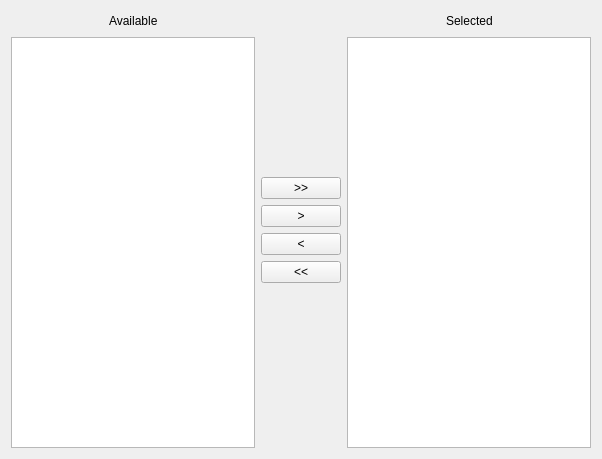
QubesOS/qubes-manager, file ui/multiselectwidget.ui: the form before one commit.
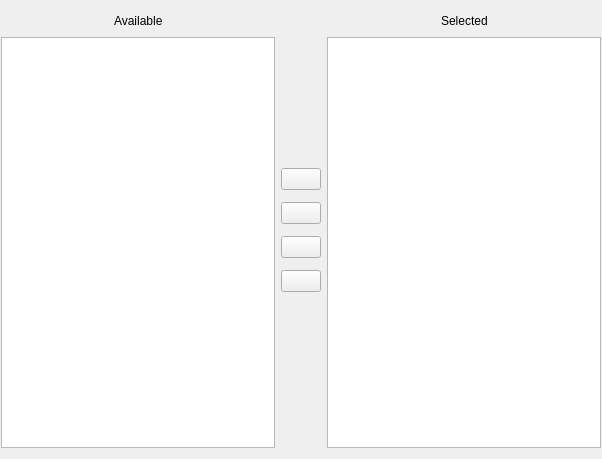
The form after the commit. Icons and pictures are not drawn.

Commit message:
Improve Multi-Select widget
Remove un-necessary white space. Use lucide.dev icons

```diff
--- a/ui/multiselectwidget.ui
+++ b/ui/multiselectwidget.ui
@@ -14,22 +14,12 @@
    <string>Form</string>
   </property>
   <layout class="QHBoxLayout" name="horizontalLayout_3">
-   <item>
-    <spacer name="horizontalSpacer">
-     <property name="orientation">
-      <enum>Qt::Horizontal</enum>
-     </property>
-     <property name="sizeType">
-      <enum>QSizePolicy::Maximum</enum>
-     </property>
-     <property name="sizeHint" stdset="0">
-      <size>
-       <width>10</width>
-       <height>20</height>
-      </size>
-     </property>
-    </spacer>
-   </item>
+   <property name="leftMargin">
+    <number>1</number>
+   </property>
+   <property name="rightMargin">
+    <number>1</number>
+   </property>
    <item>
     <layout class="QVBoxLayout" name="verticalLayout_2">
      <item>
@@ -76,6 +66,9 @@
    </item>
    <item>
     <layout class="QVBoxLayout" name="verticalLayout">
+     <property name="spacing">
+      <number>12</number>
+     </property>
      <item>
       <spacer name="verticalSpacer">
        <property name="orientation">
@@ -91,29 +84,45 @@
      </item>
      <item>
       <widget class="QPushButton" name="add_all_button">
-       <property name="text">
-        <string>&gt;&gt;</string>
+       <property name="toolTip">
+        <string>Add all</string>
+       </property>
+       <property name="icon">
+        <iconset resource="../resources.qrc">
+         <normaloff>:/fast-forward</normaloff>:/fast-forward</iconset>
        </property>
       </widget>
      </item>
      <item>
       <widget class="QPushButton" name="add_selected_button">
-       <property name="text">
-        <string>&gt;</string>
+       <property name="toolTip">
+        <string>Add selected</string>
+       </property>
+       <property name="icon">
+        <iconset resource="../resources.qrc">
+         <normaloff>:/play</normaloff>:/play</iconset>
        </property>
       </widget>
      </item>
      <item>
       <widget class="QPushButton" name="remove_selected_button">
-       <property name="text">
-        <string>&lt;</string>
+       <property name="toolTip">
+        <string>Remove selected</string>
+       </property>
+       <property name="icon">
+        <iconset resource="../resources.qrc">
+         <normaloff>:/rewind</normaloff>:/rewind</iconset>
        </property>
       </widget>
      </item>
      <item>
       <widget class="QPushButton" name="remove_all_button">
-       <property name="text">
-        <string>&lt;&lt;</string>
+       <property name="toolTip">
+        <string>Remove all</string>
+       </property>
+       <property name="icon">
+        <iconset resource="../resources.qrc">
+         <normaloff>:/fast-rewind</normaloff>:/fast-rewind</iconset>
        </property>
       </widget>
      </item>
@@ -176,22 +185,6 @@
      </item>
     </layout>
    </item>
-   <item>
-    <spacer name="horizontalSpacer_2">
-     <property name="orientation">
-      <enum>Qt::Horizontal</enum>
-     </property>
-     <property name="sizeType">
-      <enum>QSizePolicy::Maximum</enum>
-     </property>
-     <property name="sizeHint" stdset="0">
-      <size>
-       <width>10</width>
-       <height>20</height>
-      </size>
-     </property>
-    </spacer>
-   </item>
   </layout>
  </widget>
  <resources/>
```
The commit also changes 7 other files.
